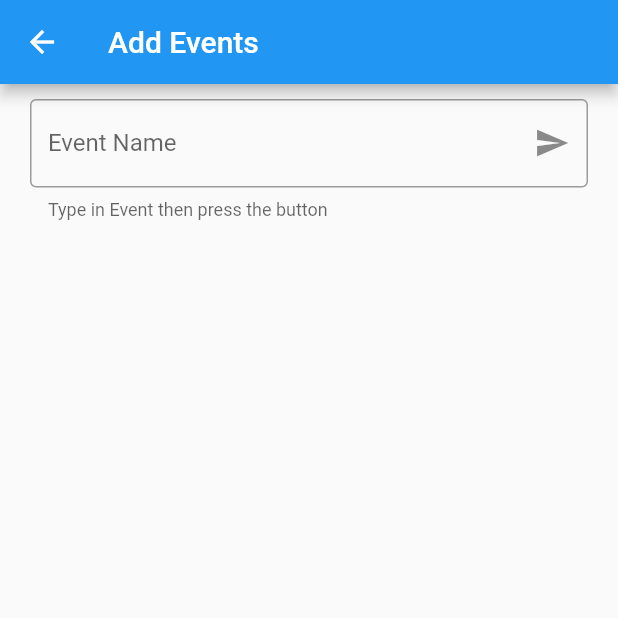
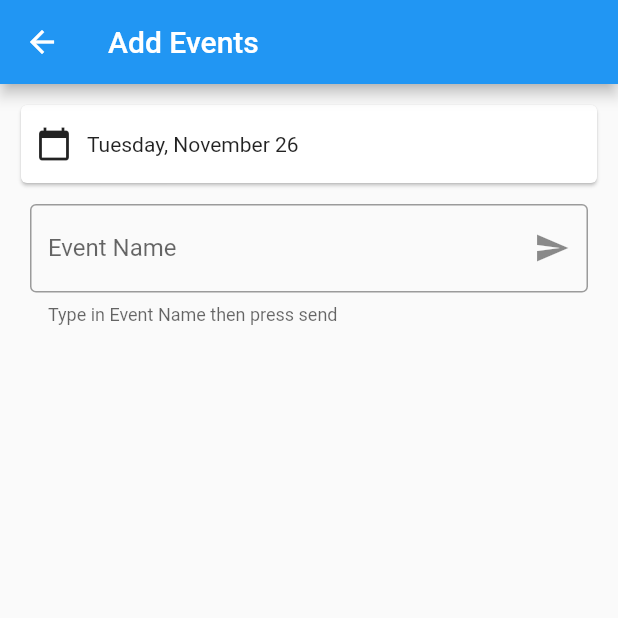
Before and after one commit to randomlylelo/fbla, a Flutter app: the AddEvent screen opened directly, on a phone screen of 412 x 824 dp, the top half of it. Run offline on Flutter 3.47's test engine with Material 2 defaults, Android fonts, the phone set to English and light mode, and no system bars; our stand-ins replace table_calendar.

Commit message:
AddEVENT WORKS! onto All events

```diff
--- a/lib/screens/specific/addEvents.dart
+++ b/lib/screens/specific/addEvents.dart
@@ -1,6 +1,7 @@
 // * Will only be used in Calendar.dart! *
 
 import 'package:flutter/material.dart';
+import 'package:intl/intl.dart';
 
 class AddEvent extends StatefulWidget {
   final Map<DateTime, List> events;
@@ -13,14 +14,31 @@ class AddEvent extends StatefulWidget {
 }
 
 class _AddEventState extends State<AddEvent> {
+  // Declare Variables
   Map<DateTime, List> _events;
-  Map<String, IconData> _icons;
   final TextEditingController _eventFilter = TextEditingController();
+
+  // Date & Time Selector.
+  DateTime _date = DateTime(DateTime.now().year, DateTime.now().month, DateTime.now().day);
+
+  Future<Null> _selectDate(BuildContext context) async {
+    final DateTime picked = await showDatePicker(
+      context: context,
+      initialDate: _date,
+      firstDate: DateTime(2018),
+      lastDate: DateTime(2025),
+    );
+
+    if (picked != null && picked != _date) {
+      setState(() {
+        _date = picked;
+      });
+    }
+  }
 
   @override
   void initState() {
     _events = widget.events;
-    _icons = widget.icons;
     super.initState();
   }
 
@@ -37,22 +55,44 @@ class _AddEventState extends State<AddEvent> {
         controller: _eventFilter,
         onSubmitted: (text) {
           if (!(text == '')) {
-            // _students.add(text);
-            // _studentVal.add(false);
+            print(_date);
+            if (_events[_date] == null) {
+              // If Null
+              _events[_date] = []; // Create Empty List
+            }
+            if (_events[_date].isNotEmpty) {
+              // If List has things inside
+              _events[_date].add(_eventFilter.text); // Add the Text
+            } else {
+              _events[_date] = [
+                _eventFilter.text
+              ]; // Add the first item in list.
+            }
             _eventFilter.clear();
             setState(() {});
           }
         },
         textInputAction: TextInputAction.send,
         decoration: InputDecoration(
-          helperText: 'Type in Event then press the button',
+          helperText: 'Type in Event Name then press send',
           labelText: 'Event Name',
           suffixIcon: IconButton(
             onPressed: () {
               if (!(_eventFilter.text == '')) {
-                // _students.add(_inputFilter.text);
-                // _studentVal.add(false);
+                if (_events[_date] == null) {
+                  // If Null
+                  _events[_date] = []; // Create Empty List
+                }
+                if (_events[_date].isNotEmpty) {
+                  // If List has things inside
+                  _events[_date].add(_eventFilter.text); // Add the Text
+                } else {
+                  _events[_date] = [
+                    _eventFilter.text
+                  ]; // Add the first item in list.
+                }
                 Future.delayed(Duration(milliseconds: 50)).then((_) {
+                  FocusScope.of(context).unfocus();
                   _eventFilter.clear();
                 });
                 setState(() {});
@@ -66,7 +106,30 @@ class _AddEventState extends State<AddEvent> {
     );
   }
 
-
+  Widget _datePicker() {
+    return Container(
+      padding: EdgeInsets.fromLTRB(10, 10, 10, 0),
+      child: Card(
+        child: Container(
+          padding: EdgeInsets.fromLTRB(10, 10, 10, 10),
+          child: Row(
+            children: <Widget>[
+              Container(
+                padding: EdgeInsets.only(right: 10),
+                child: Icon(Icons.calendar_today),
+              ),
+              InkWell(
+                onTap: (() => _selectDate(context)),
+                child: Padding(
+                    padding: EdgeInsets.symmetric(vertical: 8.0),
+                    child: Text(DateFormat('EEEE, MMMM d').format(_date))),
+              ),
+            ],
+          ),
+        ),
+      ),
+    );
+  }
 
   @override
   Widget build(BuildContext context) {
@@ -78,6 +141,7 @@ class _AddEventState extends State<AddEvent> {
         children: <Widget>[
           Column(
             children: <Widget>[
+              _datePicker(),
               _textField(),
             ],
           ),
```
Also changed, not shown: lib/screens/calendar.dart (+9 -6 lines).
